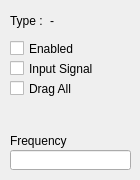
Old version of the form Update/Logic_Gate_Simulator/Dialogs/dlg_gateinfo.ui in the repository ElliotHarding/Logic-Gate-Simulator.
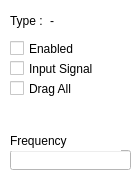
New version of the form. Icons and pictures are not drawn.

Patch:
```diff
--- a/Update/Logic_Gate_Simulator/Dialogs/dlg_gateinfo.ui
+++ b/Update/Logic_Gate_Simulator/Dialogs/dlg_gateinfo.ui
@@ -14,10 +14,10 @@
    <string>Form</string>
   </property>
   <property name="autoFillBackground">
-   <bool>false</bool>
+   <bool>true</bool>
   </property>
   <property name="styleSheet">
-   <string notr="true"/>
+   <string notr="true">background-color: rgb(255, 255, 255);</string>
   </property>
   <widget class="QCheckBox" name="cb_Enabled">
    <property name="geometry">
```
